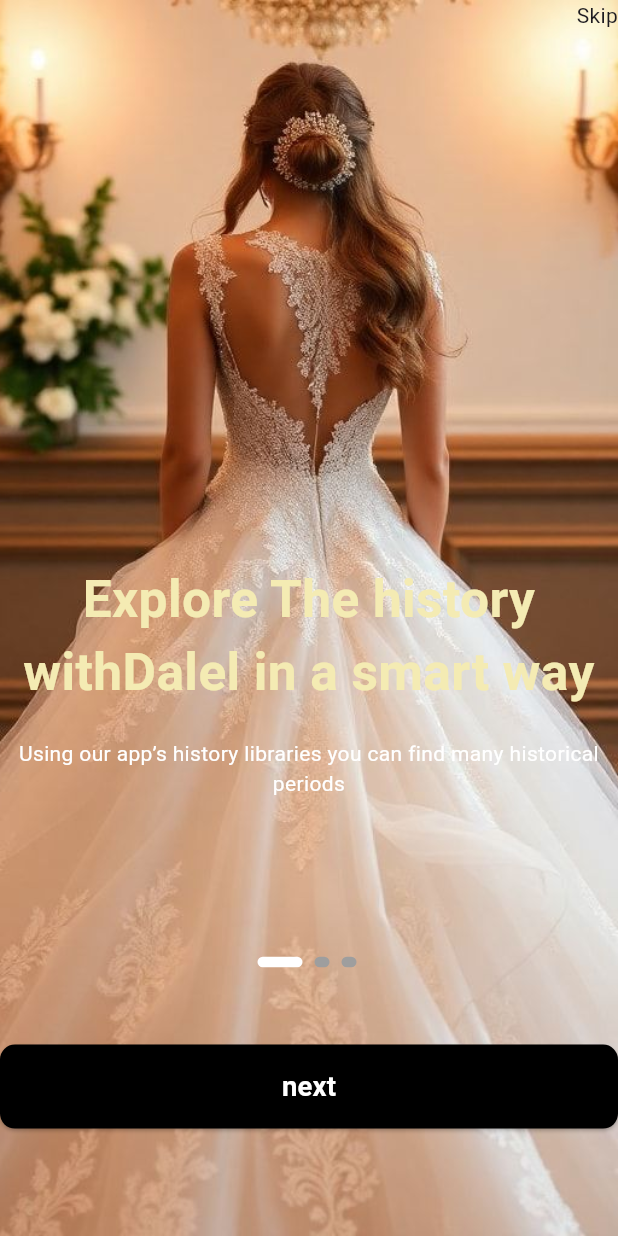
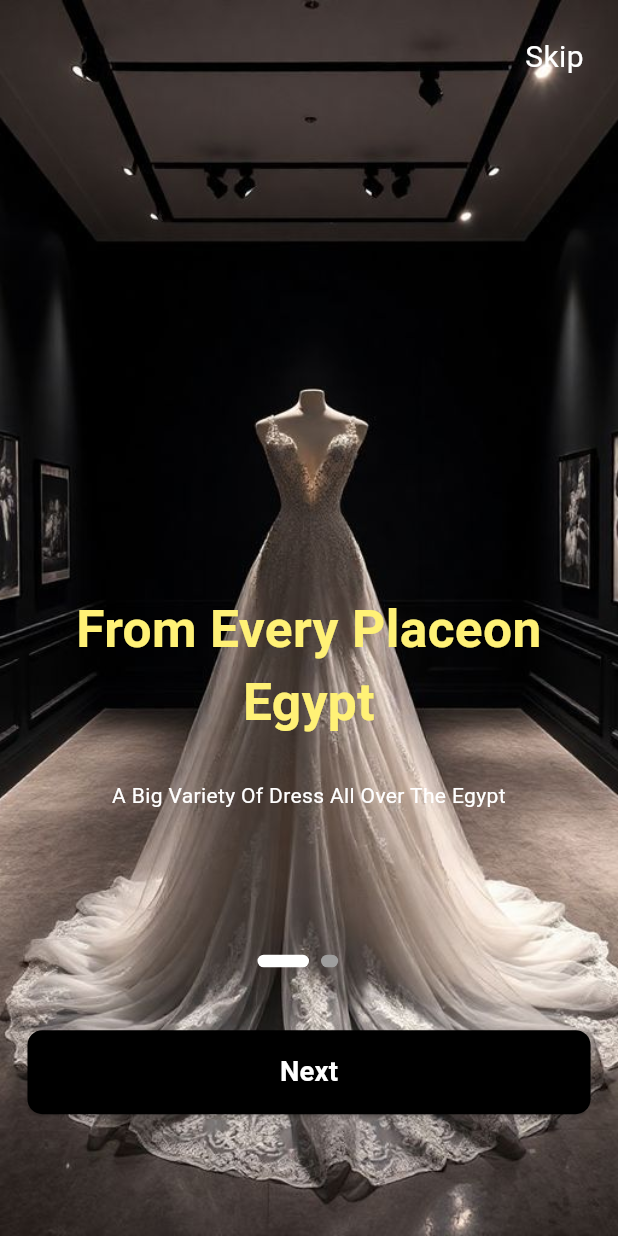
Before and after one commit to Elhadedy36/Atele-Online, a Flutter app: the screen it shows after launch, on a phone screen of 412 x 824 dp. Run offline on Flutter 3.47's test engine with Material 3 defaults, Android fonts, the phone set to English and light mode, and no system bars; drawn by our look-alikes of smooth_page_indicator; our stand-ins replace animated_text_kit, bloc, cloud_firestore, firebase_auth, firebase_core, flutter_bloc and 6 more; accounts and stored records are empty.

Commit message:
refactor UI Onboarding

```diff
--- a/lib/core/utils/app_assets.dart
+++ b/lib/core/utils/app_assets.dart
@@ -30,6 +30,14 @@ class Assets {
   /// assets/images/fashion.png
   static const String imagesFashion = "assets/images/fashion.png";
 
+  /// Assets for imagesImage
+  /// assets/images/image.jpg
+  static const String imagesImage = "assets/images/image.jpg";
+
+  /// Assets for imagesImage1
+  /// assets/images/image1.jpg
+  static const String imagesImage1 = "assets/images/image1.jpg";
+
   /// Assets for imagesOnboard1
   /// assets/images/onboard1.jpg
   static const String imagesOnboard1 = "assets/images/onboard1.jpg";
@@ -41,6 +49,10 @@ class Assets {
   /// Assets for imagesOnboard3
   /// assets/images/onboard3.jpg
   static const String imagesOnboard3 = "assets/images/onboard3.jpg";
+
+  /// Assets for imagesOnboarding
+  /// assets/images/onboarding.jpg
+  static const String imagesOnboarding = "assets/images/onboarding.jpg";
 
   /// Assets for imagesResetpasswordcuate
   /// assets/images/resetpasswordcuate.png
--- a/lib/feature/onboarding/data/models/on_boarding_model.dart
+++ b/lib/feature/onboarding/data/models/on_boarding_model.dart
@@ -11,17 +11,12 @@ class OnBoardingModel {
 
 List<OnBoardingModel> onBoardingData = [
   OnBoardingModel(
-      imagePath: Assets.imagesOnboard1,
-      title: 'Explore The history withDalel in a smart way',
+      imagePath: Assets.imagesOnboarding,
+      title: 'From Every Placeon Egypt',
+      subtitle: 'A Big Variety Of Dress All Over The Egypt'),
+  OnBoardingModel(
+      imagePath: Assets.imagesDrees5,
+      title: 'Save your valuable time with ease!',
       subtitle:
-          'Using our app’s history libraries you can find many historical periods '),
-  OnBoardingModel(
-      imagePath: Assets.imagesOnboard3,
-      title: 'From every placeon earth',
-      subtitle: 'A big variety of ancient placesfrom all over the world'),
-  OnBoardingModel(
-      imagePath: Assets.imagesOnboard1,
-      title: 'Using modern AI technology for better user experience',
-      subtitle:
-          'AI provide recommendations and helps you to continue the search journey'),
+          'Shop Locally With Ease And Book Appointments At The Atelier For Those Final Finishing Touches!'),
 ];
--- a/lib/feature/onboarding/presentation/view/onboarding_view.dart
+++ b/lib/feature/onboarding/presentation/view/onboarding_view.dart
@@ -1,6 +1,6 @@
 import 'package:atele_online/core/database/cache/cache_helper.dart';
 import 'package:atele_online/core/functions/navigation.dart';
-import 'package:atele_online/feature/onboarding/presentation/widgets/custo_nav_bar.dart';
+import 'package:atele_online/feature/onboarding/presentation/widgets/custom_nav_bar.dart';
 import 'package:atele_online/feature/onboarding/presentation/widgets/custom_smooth_page_indicator.dart';
 import 'package:atele_online/feature/onboarding/presentation/widgets/get_buttons.dart';
 import 'package:atele_online/feature/onboarding/presentation/widgets/on_boardin_body.dart';
@@ -24,8 +24,7 @@ class _OnBoardingViewState extends State<OnBoardingView> {
       child: Scaffold(
         body: Stack(
           children: [
-            // Full-screen background image
-            onBoardingBody(
+            OnBoardingBody(
               controller: _controller,
               onPageChanged: (index) {
                 setState(() {
--- a/lib/feature/onboarding/presentation/widgets/custo_nav_bar.dart
+++ /dev/null
@@ -1,15 +0,0 @@
-
-import 'package:flutter/material.dart';
-
-class SkipButton extends StatelessWidget {
-  const SkipButton({
-    super.key,  this.onTap,
-  });
-final VoidCallback? onTap;
-  @override
-  Widget build(BuildContext context) {
-    return Align(
-      alignment: Alignment.topRight,
-      child: GestureDetector(onTap: onTap,child: Text('Skip',)));
-  }
-}
--- /dev/null
+++ b/lib/feature/onboarding/presentation/widgets/custom_nav_bar.dart
@@ -0,0 +1,24 @@
+import 'package:flutter/material.dart';
+import 'package:flutter_screenutil/flutter_screenutil.dart';
+
+class SkipButton extends StatelessWidget {
+  const SkipButton({
+    super.key,
+    this.onTap,
+  });
+  final VoidCallback? onTap;
+  @override
+  Widget build(BuildContext context) {
+    return Padding(
+      padding: EdgeInsets.only(right: 20.w, top: 20.h),
+      child: Align(
+          alignment: Alignment.topRight,
+          child: GestureDetector(
+              onTap: onTap,
+              child: const Text(
+                'Skip',
+                style: TextStyle(color: Colors.white, fontSize: 20),
+              ))),
+    );
+  }
+}
--- a/lib/feature/onboarding/presentation/widgets/custom_smooth_page_indicator.dart
+++ b/lib/feature/onboarding/presentation/widgets/custom_smooth_page_indicator.dart
@@ -1,20 +1,20 @@
-
 import 'package:atele_online/core/utils/app_colors.dart';
 import 'package:flutter/material.dart';
+import 'package:flutter_screenutil/flutter_screenutil.dart';
 import 'package:smooth_page_indicator/smooth_page_indicator.dart';
 
 class CustomSmoothPageIndicator extends StatelessWidget {
-  const CustomSmoothPageIndicator({super.key,required this.controller});
+  const CustomSmoothPageIndicator({super.key, required this.controller});
   final PageController controller;
   @override
   Widget build(BuildContext context) {
-    return  SmoothPageIndicator(
+    return SmoothPageIndicator(
       controller: controller,
-                count: 3,
+      count: 2,
       effect: ExpandingDotsEffect(
         activeDotColor: AppColors.secondaryColor,
-                  dotWidth: 10,
-                  dotHeight: 7,
+        dotWidth: 10.w,
+        dotHeight: 7.h,
       ),
     );
   }
--- a/lib/feature/onboarding/presentation/widgets/get_buttons.dart
+++ b/lib/feature/onboarding/presentation/widgets/get_buttons.dart
@@ -1,11 +1,10 @@
 import 'package:atele_online/core/database/cache/cache_helper.dart';
 import 'package:atele_online/core/functions/navigation.dart';
 import 'package:atele_online/core/utils/app_colors.dart';
-import 'package:atele_online/core/utils/app_strings.dart';
 import 'package:atele_online/core/widgets/custom_button.dart';
 import 'package:atele_online/feature/onboarding/data/models/on_boarding_model.dart';
-
 import 'package:flutter/material.dart';
+import 'package:flutter_screenutil/flutter_screenutil.dart';
 
 class GetButtons extends StatelessWidget {
   const GetButtons(
@@ -17,17 +16,20 @@ class GetButtons extends StatelessWidget {
     if (currentIndex == onBoardingData.length - 1) {
       return Column(
         children: [
-          CustomBtn(
+          Padding(
+            padding: EdgeInsets.only(left: 16.w, right: 16.w),
+            child: CustomBtn(
               text: 'Create account',
               onPressed: () {
                 CacheHelper().saveData(key: 'onboardingdone', value: true);
 
-              customNavigaeReplacement(context, path: '/signup');
+                customNavigate(context, path: '/signup');
               },
               textcolor: AppColors.secondaryColor,
             ),
+          ),
           SizedBox(
-            height: 16,
+            height: 16.h,
           ),
           GestureDetector(
               onTap: () {
@@ -35,20 +37,23 @@ class GetButtons extends StatelessWidget {
 
                 customNavigaeReplacement(context, path: '/signin');
               },
-              child: Text(
+              child: const Text(
                 'Sign In Now',
               )),
         ],
       );
     } else {
-      return CustomBtn(
-        text: 'next',
+      return Padding(
+        padding: EdgeInsets.only(bottom: 8.h, left: 16.w, right: 16.w),
+        child: CustomBtn(
+          text: 'Next',
           onPressed: () {
             controller.nextPage(
                 duration: const Duration(milliseconds: 400),
                 curve: Curves.easeInCirc);
           },
           textcolor: AppColors.secondaryColor,
+        ),
       );
     }
   }
--- a/lib/feature/onboarding/presentation/widgets/on_boardin_body.dart
+++ b/lib/feature/onboarding/presentation/widgets/on_boardin_body.dart
@@ -1,12 +1,10 @@
-import 'package:atele_online/app/atele_online.dart';
 import 'package:atele_online/feature/onboarding/data/models/on_boarding_model.dart';
-import 'package:atele_online/feature/onboarding/presentation/widgets/custom_smooth_page_indicator.dart';
-
 import 'package:flutter/material.dart';
 import 'package:flutter_screenutil/flutter_screenutil.dart';
 
-class onBoardingBody extends StatelessWidget {
-  const onBoardingBody({super.key, required this.controller, this.onPageChanged});
+class OnBoardingBody extends StatelessWidget {
+  const OnBoardingBody(
+      {super.key, required this.controller, this.onPageChanged});
 
   final PageController controller;
   final Function(int)? onPageChanged;
@@ -30,24 +28,38 @@ class onBoardingBody extends StatelessWidget {
             child: Column(
               mainAxisAlignment: MainAxisAlignment.center,
               children: [
-                SizedBox(height: 70.h,),
+                SizedBox(
+                  height: 100.h,
+                ),
                 // Title and subtitle will appear on top of the image
-                Text(
+                Padding(
+                  padding: EdgeInsets.symmetric(horizontal: 8.w),
+                  child: Text(
                     onBoardingData[index].title,
-                  style: TextStyle(color: const Color.fromARGB(255, 244, 235, 179),fontSize: 30.sp,fontWeight: FontWeight.bold,),
+                    style: TextStyle(
+                      color: Colors.yellow[300],
+                      fontSize: 30.sp,
+                      fontWeight: FontWeight.bold,
+                    ),
                     textAlign: TextAlign.center,
                     maxLines: 2,
                     overflow: TextOverflow.ellipsis,
                   ),
+                ),
                 SizedBox(
                   height: 16.h,
                 ),
-                Text(
+                Padding(
+                  padding: const EdgeInsets.all(8.0),
+                  child: Text(
                     onBoardingData[index].subtitle,
-                  style: TextStyle(color: Colors.white),
+                    style: const TextStyle(
+                      color: Colors.white,
+                    ),
                     textAlign: TextAlign.center,
                     maxLines: 2,
                     overflow: TextOverflow.ellipsis,
+                  ),
                 ),
               ],
             ),
```
Also changed, not shown: assets/images/image.jpg (added), assets/images/image1.jpg (added), assets/images/onboarding.jpg (added). Lines whose indentation alone changed are shown as unchanged.
